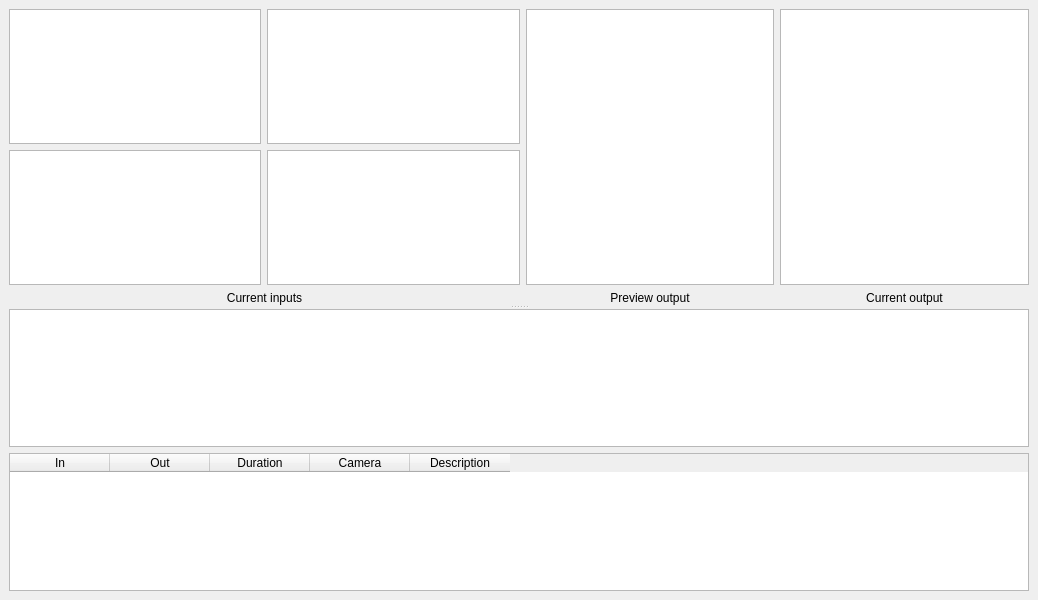
Above: ui_mainwindow.ui from breizhcamp/nageru before the change. Below: the same form after it.
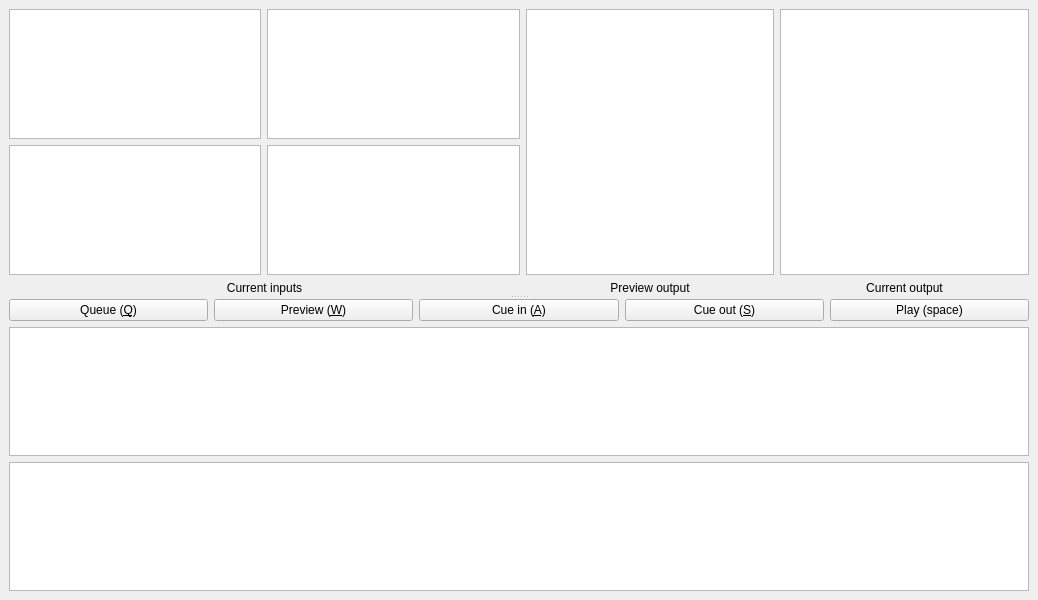
That is the form after the change. Custom widgets are drawn as their Qt base class.

Commit message: Some refactoring of the player code, and begin working on the playlist.

Patch:
```diff
--- a/ui_mainwindow.ui
+++ b/ui_mainwindow.ui
@@ -90,36 +90,56 @@
       </widget>
       <widget class="QWidget" name="verticalLayoutWidget_4">
        <layout class="QVBoxLayout" name="verticalLayout_4">
+        <item>
+         <layout class="QHBoxLayout" name="horizontalLayout_2">
+          <item>
+           <widget class="QPushButton" name="queue_btn">
+            <property name="text">
+             <string>Queue (&amp;Q)</string>
+            </property>
+           </widget>
+          </item>
+          <item>
+           <widget class="QPushButton" name="preview_btn">
+            <property name="text">
+             <string>Preview (&amp;W)</string>
+            </property>
+           </widget>
+          </item>
+          <item>
+           <widget class="QPushButton" name="cue_in_btn">
+            <property name="text">
+             <string>Cue in (&amp;A)</string>
+            </property>
+           </widget>
+          </item>
+          <item>
+           <widget class="QPushButton" name="cue_out_btn">
+            <property name="text">
+             <string>Cue out (&amp;S)</string>
+            </property>
+           </widget>
+          </item>
+          <item>
+           <widget class="QPushButton" name="play_btn">
+            <property name="text">
+             <string>Play (space)</string>
+            </property>
+           </widget>
+          </item>
+         </layout>
+        </item>
         <item>
          <widget class="QTableView" name="clip_list"/>
         </item>
         <item>
-         <widget class="QTableWidget" name="playlist">
-          <column>
-           <property name="text">
-            <string>In</string>
-           </property>
-          </column>
-          <column>
-           <property name="text">
-            <string>Out</string>
-           </property>
-          </column>
-          <column>
-           <property name="text">
-            <string>Duration</string>
-           </property>
-          </column>
-          <column>
-           <property name="text">
-            <string>Camera</string>
-           </property>
-          </column>
-          <column>
-           <property name="text">
-            <string>Description</string>
-           </property>
-          </column>
+         <widget class="QTableView" name="playlist">
+          <property name="selectionMode">
+           <enum>QAbstractItemView::SingleSelection</enum>
+          </property>
+          <property name="selectionBehavior">
+           <enum>QAbstractItemView::SelectRows</enum>
+          </property>
          </widget>
         </item>
        </layout>
```
The commit also changes 7 other files.
